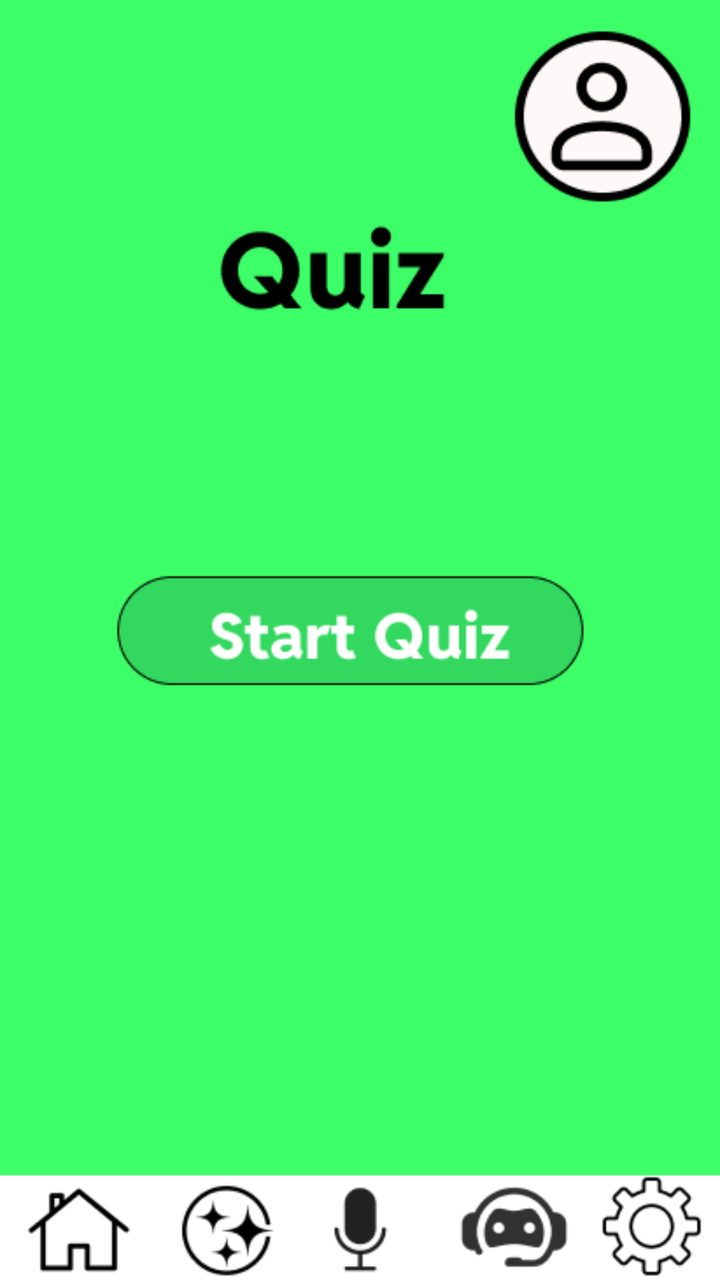
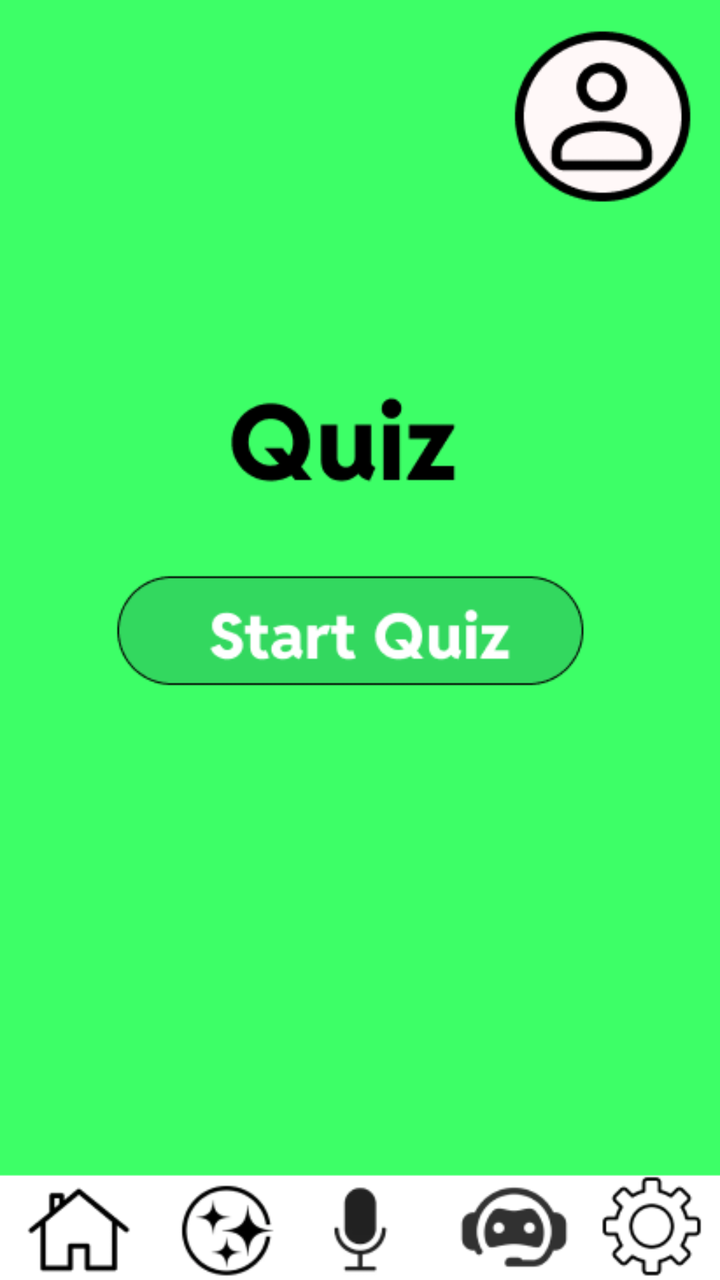

Compare the two renders of this Android layout. The source of the first and the diff that turns it into the second are given below.
<!-- AndroidManifest.xml: application theme Theme.LangFusion -->
<!-- res/layout/quiz_menu_screen.xml -->
<?xml version="1.0" encoding="utf-8"?>
<RelativeLayout xmlns:android="http://schemas.android.com/apk/res/android"
    android:layout_width="match_parent"
    android:layout_height="match_parent">

    <ImageView
        android:id="@+id/quiz_menu_image"
        android:layout_width="match_parent"
        android:layout_height="match_parent"
        android:scaleType="centerCrop"
        android:src="@drawable/img_7"
        android:contentDescription="@drawable/img_7"
        />

</RelativeLayout>
<!-- resources referenced by this layout -->
<resources>
  <!-- drawable img_7: png bitmap (drawable, 19239 bytes) -->
  <style name="Theme.LangFusion" parent="android:Theme.Material.Light.NoActionBar" />
</resources>

<!-- the commit's change to res/layout/quiz_menu_screen.xml (unified diff, before → after) -->
@@ -4,12 +4,12 @@
     android:layout_height="match_parent">
 
     <ImageView
-        android:id="@+id/quiz_menu_image"
+        android:id="@+id/home_image"
         android:layout_width="match_parent"
         android:layout_height="match_parent"
         android:scaleType="centerCrop"
-        android:src="@drawable/img_7"
-        android:contentDescription="@drawable/img_7"
+        android:src="@drawable/quizmenu"
+        android:contentDescription="@drawable/quizmenu"
         />
 
 </RelativeLayout>
<!-- resource entries referenced after the edit -->
@@ -1,6 +1,6 @@
 <!-- resources referenced by this layout -->
 <resources>
-  <!-- drawable img_7: png bitmap (drawable, 19239 bytes) -->
+  <!-- drawable quizmenu: png bitmap (drawable, 19260 bytes) -->
   <style name="Theme.LangFusion" parent="android:Theme.Material.Light.NoActionBar" />
 </resources>
 
